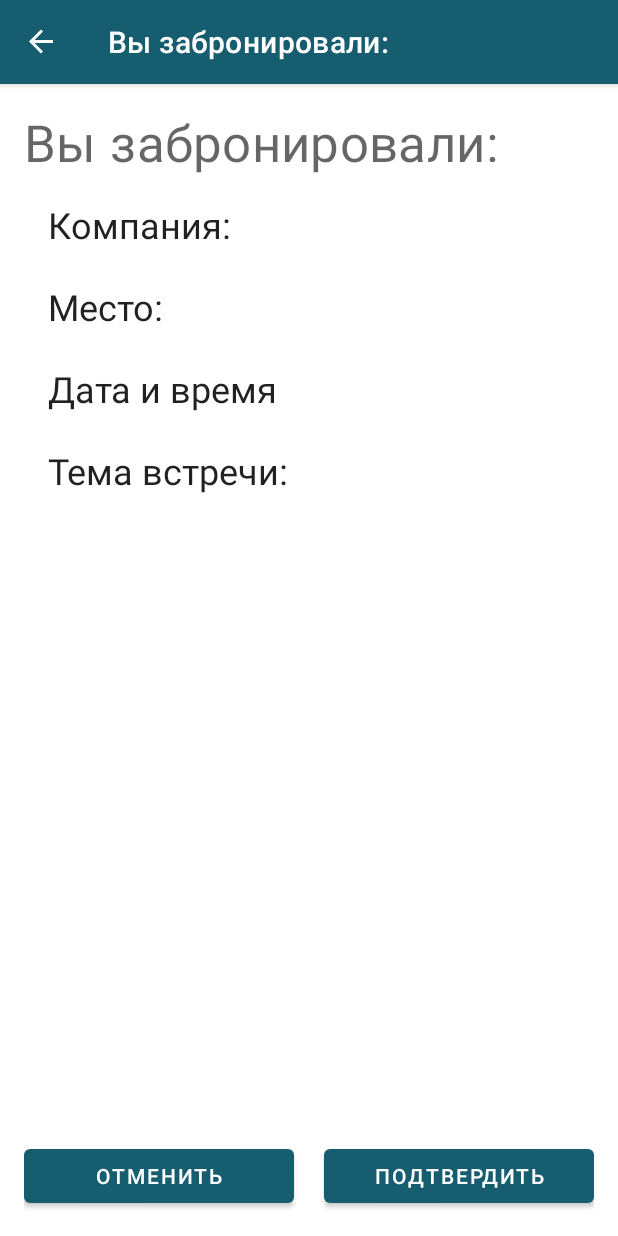
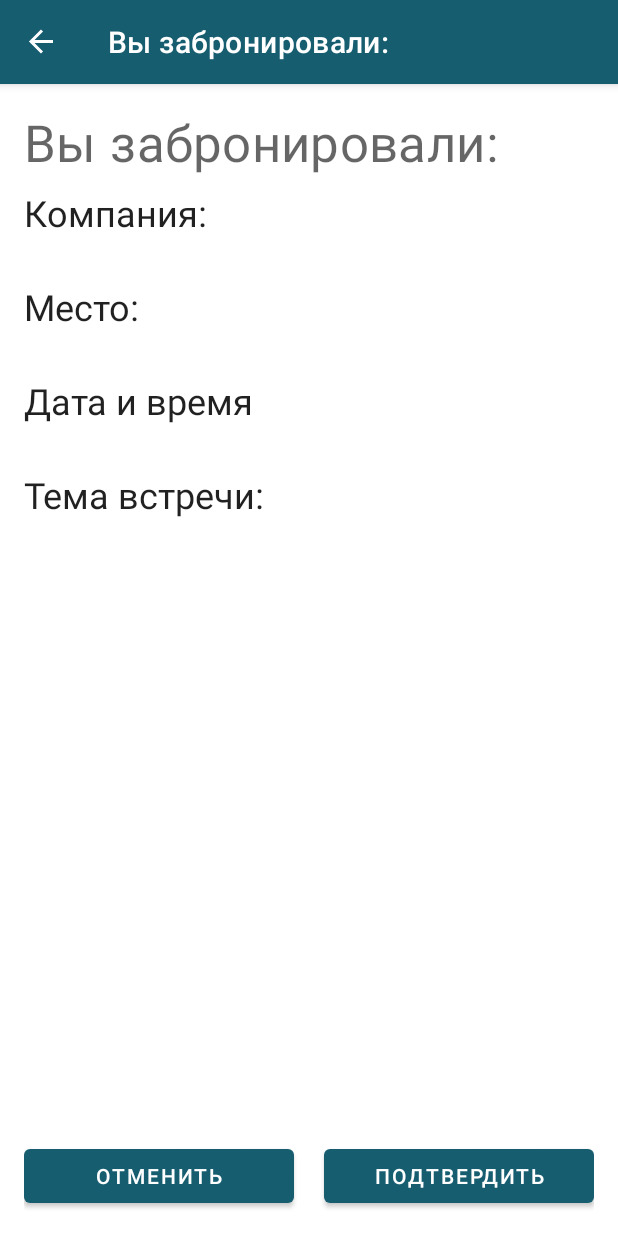
Before and after one commit to sv-bubenschikov/booking, an Android app: the BookingDetailsFragment screen opened through its navigation route, on a phone screen of 412 x 824 dp. Run offline under Robolectric (Android 15) with nearby library versions, the phone set to English and light mode, and no system bars; our stand-ins replace Dagger/Hilt's generated code, Firebase (no records; nobody signed in at launch, a user with empty details on screens opened directly), navigation-ui; 2 statements that could not run were skipped.

Commit message:
Доработал макет карточки брони

```diff
--- /dev/null
+++ b/app/src/main/java/com/example/bookingapp/app/fragments/deialts/BookingDecision.kt
@@ -0,0 +1,6 @@
+package com.example.bookingapp.app.fragments.deialts
+
+enum class BookingDecision {
+
+    CONFIRM, CANCEL, EDIT
+}
--- a/app/src/main/java/com/example/bookingapp/app/fragments/deialts/BookingDetailsFragment.kt
+++ b/app/src/main/java/com/example/bookingapp/app/fragments/deialts/BookingDetailsFragment.kt
@@ -14,7 +14,6 @@ import com.example.bookingapp.app.HostViewModel
 import com.example.bookingapp.databinding.FragmentBookingDetailsBinding
 import dagger.hilt.android.AndroidEntryPoint
 import kotlinx.coroutines.launch
-import org.joda.time.DateTime
 
 @AndroidEntryPoint
 class BookingDetailsFragment : Fragment(R.layout.fragment_booking_details) {
@@ -34,34 +33,46 @@ class BookingDetailsFragment : Fragment(R.layout.fragment_booking_details) {
         val binding = FragmentBookingDetailsBinding.bind(view)
 
         viewLifecycleOwner.lifecycleScope.launch {
-            viewModel.booking.flowWithLifecycle(viewLifecycleOwner.lifecycle).collect { booking ->
-                binding.bookingCompanyBlockText.text = booking.companyName
-                binding.bookingPlaceBlockText.text = booking.placeName
-                binding.bookingDatetimeBlockText.text = booking.bookingDate.toString()
-                binding.bookingNameBlockText.text = booking.theme
-            }
+            viewModel.booking
+                .flowWithLifecycle(viewLifecycleOwner.lifecycle)
+                .collect { booking ->
+                    binding.bookingCompanyBlockText.text = booking.companyName
+                    binding.bookingPlaceBlockText.text = booking.placeName
+                    binding.bookingNameBlockText.text = booking.theme
+                }
+        }
+
+        viewLifecycleOwner.lifecycleScope.launch {
+            viewModel.bookingTime
+                .flowWithLifecycle(viewLifecycleOwner.lifecycle)
+                .collect { time ->
+                    binding.bookingDatetimeBlockText.text = time
+                }
+        }
+
+        viewLifecycleOwner.lifecycleScope.launch {
+            viewModel.bookingDecision
+                .flowWithLifecycle(viewLifecycleOwner.lifecycle)
+                .collect { decision ->
+                    val destination = when (decision) {
+                        BookingDecision.CONFIRM -> R.id.action_bookingDetailsFragment_to_bookingFragment
+                        BookingDecision.CANCEL -> R.id.action_bookingDetailsFragment_to_bookingFragment
+                        BookingDecision.EDIT -> TODO("Добавить переход на экран выбора даты")
+                    }
+                    findNavController().navigate(destination)
+                }
         }
 
         binding.cancelBookingButton.setOnClickListener {
-            viewModel.onCancelBookingClicked().invokeOnCompletion {
-                findNavController().navigate(R.id.action_bookingDetailsFragment_to_bookingFragment)
-            }
+            viewModel.onCancelBookingClicked()
         }
 
         binding.confirmBookingButton.setOnClickListener {
-            viewModel.onConfirmBookingClicked().invokeOnCompletion {
-                findNavController().navigate(R.id.action_bookingDetailsFragment_to_bookingFragment)
-            }
+            viewModel.onConfirmBookingClicked()
         }
 
         binding.returnToDateChoosingButton.setOnClickListener {
             //TODO: Добавить переход на экран выбора даты
-        }
-
-        viewLifecycleOwner.lifecycleScope.launch {
-            viewModel.bookingTime.flowWithLifecycle(viewLifecycleOwner.lifecycle).collect { time ->
-                binding.bookingDatetimeBlockText.text = time
-            }
         }
     }
 
--- a/app/src/main/java/com/example/bookingapp/app/fragments/deialts/BookingDetailsViewModel.kt
+++ b/app/src/main/java/com/example/bookingapp/app/fragments/deialts/BookingDetailsViewModel.kt
@@ -10,10 +10,7 @@ import com.example.bookingapp.domain.usecases.booking.DeleteBookingByIdUseCase
 import com.example.bookingapp.domain.usecases.booking.GetBookingInfoByIdUseCase
 import dagger.hilt.android.lifecycle.HiltViewModel
 import kotlinx.coroutines.Dispatchers
-import kotlinx.coroutines.flow.SharingStarted
-import kotlinx.coroutines.flow.flowOn
-import kotlinx.coroutines.flow.map
-import kotlinx.coroutines.flow.stateIn
+import kotlinx.coroutines.flow.*
 import org.joda.time.DateTime
 import kotlinx.coroutines.launch
 import javax.inject.Inject
@@ -25,6 +22,10 @@ class BookingDetailsViewModel @Inject constructor(
     private val createBookingUseCase: CreateBookingUseCase,
     stateHandle: SavedStateHandle
 ) : ViewModel() {
+
+    private val _bookingDecision = MutableSharedFlow<BookingDecision>()
+
+    val bookingDecision: Flow<BookingDecision> = _bookingDecision
 
     val booking = getBookingInfoByIdUseCase(stateHandle[BOOKING_ID]!!)
         .stateIn(viewModelScope, SharingStarted.Eagerly, Booking())
@@ -41,12 +42,14 @@ class BookingDetailsViewModel @Inject constructor(
     fun onCancelBookingClicked() {
         viewModelScope.launch {
             deleteBookingByIdUseCase(booking.value.id)
+            _bookingDecision.emit(BookingDecision.CANCEL)
         }
     }
 
     fun onConfirmBookingClicked() {
         viewModelScope.launch {
             createBookingUseCase(booking.value)
+            _bookingDecision.emit(BookingDecision.CONFIRM)
         }
     }
 }
--- a/app/src/main/java/com/example/bookingapp/domain/usecases/booking/CreateBookingUseCase.kt
+++ b/app/src/main/java/com/example/bookingapp/domain/usecases/booking/CreateBookingUseCase.kt
@@ -4,7 +4,10 @@ import com.example.bookingapp.domain.entities.Booking
 import com.example.bookingapp.domain.repositories_interface.BookingRepository
 import javax.inject.Inject
 
-class CreateBookingUseCase @Inject constructor (private val bookingRepository: BookingRepository) {
+class CreateBookingUseCase @Inject constructor(
+    private val bookingRepository: BookingRepository
+) {
+
     suspend operator fun invoke(booking: Booking) =
         bookingRepository.createBooking(booking)
 }
--- a/app/src/main/java/com/example/bookingapp/domain/usecases/booking/DeleteBookingByIdUseCase.kt
+++ b/app/src/main/java/com/example/bookingapp/domain/usecases/booking/DeleteBookingByIdUseCase.kt
@@ -3,7 +3,10 @@ package com.example.bookingapp.domain.usecases.booking
 import com.example.bookingapp.domain.repositories_interface.BookingRepository
 import javax.inject.Inject
 
-class DeleteBookingByIdUseCase @Inject constructor (private val bookingRepository: BookingRepository) {
+class DeleteBookingByIdUseCase @Inject constructor(
+    private val bookingRepository: BookingRepository
+) {
+
     suspend operator fun invoke(id: String) =
         bookingRepository.deleteBookingById(id)
 }
--- a/app/src/main/res/layout/fragment_booking_details.xml
+++ b/app/src/main/res/layout/fragment_booking_details.xml
@@ -10,7 +10,7 @@
 
     <TextView
         android:id="@+id/you_have_booked_text"
-        android:layout_width="match_parent"
+        android:layout_width="0dp"
         android:layout_height="wrap_content"
         android:text="@string/you_have_booked"
         android:textAppearance="?textAppearanceHeadline4"
@@ -18,86 +18,95 @@
         app:layout_constraintStart_toStartOf="parent"
         app:layout_constraintTop_toTopOf="parent" />
 
-        <LinearLayout
-            android:layout_width="match_parent"
+    <TextView
+        android:id="@+id/booking_company_block_title"
+        android:layout_width="0dp"
         android:layout_height="wrap_content"
         android:layout_marginTop="?verticalSpacing"
-            android:orientation="vertical"
-            android:paddingVertical="?listPreferredItemPaddingVertical"
-            android:paddingStart="?listPreferredItemPaddingStart"
-            android:paddingEnd="?listPreferredItemPaddingEnd"
+        android:text="@string/company"
+        android:textAppearance="?textAppearanceHeadline5"
         app:layout_constraintEnd_toEndOf="parent"
         app:layout_constraintStart_toStartOf="parent"
-            app:layout_constraintTop_toBottomOf="@id/you_have_booked_text"
-            >
-
-            <TextView
-                android:id="@+id/booking_company_block_title"
-                android:layout_width="match_parent"
-                android:layout_height="wrap_content"
-                android:gravity="bottom"
-                android:text="@string/company"
-                android:textAppearance="?textAppearanceHeadline5" />
+        app:layout_constraintTop_toBottomOf="@id/you_have_booked_text" />
 
     <TextView
         android:id="@+id/booking_company_block_text"
-                android:layout_width="match_parent"
+        android:layout_width="0dp"
         android:layout_height="wrap_content"
         android:textAppearance="?textAppearanceBody1"
+        app:layout_constraintEnd_toEndOf="parent"
+        app:layout_constraintStart_toStartOf="parent"
+        app:layout_constraintTop_toBottomOf="@id/booking_company_block_title"
         tools:text="Тензор" />
 
     <TextView
         android:id="@+id/booking_place_block_title"
-                android:layout_width="match_parent"
+        android:layout_width="0dp"
         android:layout_height="wrap_content"
-                android:gravity="bottom"
+        android:layout_marginTop="?verticalSpacing"
         android:text="@string/place"
-                android:textAppearance="?textAppearanceHeadline5" />
+        android:textAppearance="?textAppearanceHeadline5"
+        app:layout_constraintEnd_toEndOf="parent"
+        app:layout_constraintStart_toStartOf="parent"
+        app:layout_constraintTop_toBottomOf="@id/booking_company_block_text" />
 
     <TextView
         android:id="@+id/booking_place_block_text"
-                android:layout_width="match_parent"
+        android:layout_width="0dp"
         android:layout_height="wrap_content"
         android:textAppearance="?textAppearanceBody1"
+        app:layout_constraintEnd_toEndOf="parent"
+        app:layout_constraintStart_toStartOf="parent"
+        app:layout_constraintTop_toBottomOf="@id/booking_place_block_title"
         tools:text="Переговорная Гавайи (3 этаж)" />
 
     <TextView
         android:id="@+id/booking_datetime_block_title"
-                android:layout_width="match_parent"
+        android:layout_width="0dp"
         android:layout_height="wrap_content"
-                android:gravity="bottom"
+        android:layout_marginTop="?verticalSpacing"
         android:text="@string/data_and_time"
-                android:textAppearance="?textAppearanceHeadline5" />
+        android:textAppearance="?textAppearanceHeadline5"
+        app:layout_constraintEnd_toEndOf="parent"
+        app:layout_constraintStart_toStartOf="parent"
+        app:layout_constraintTop_toBottomOf="@id/booking_place_block_text" />
 
     <TextView
         android:id="@+id/booking_datetime_block_text"
-                android:layout_width="match_parent"
+        android:layout_width="0dp"
         android:layout_height="wrap_content"
         android:textAppearance="?textAppearanceBody1"
+        app:layout_constraintEnd_toEndOf="parent"
+        app:layout_constraintStart_toStartOf="parent"
+        app:layout_constraintTop_toBottomOf="@id/booking_datetime_block_title"
         tools:text="26.09 - ЧТ; 11:00-13:00" />
 
     <TextView
         android:id="@+id/booking_name_block_title"
-                android:layout_width="match_parent"
+        android:layout_width="0dp"
         android:layout_height="wrap_content"
-                android:gravity="bottom"
+        android:layout_marginTop="?verticalSpacing"
         android:text="@string/booking_name"
-                android:textAppearance="?textAppearanceHeadline5" />
+        android:textAppearance="?textAppearanceHeadline5"
+        app:layout_constraintEnd_toEndOf="parent"
+        app:layout_constraintStart_toStartOf="parent"
+        app:layout_constraintTop_toBottomOf="@id/booking_datetime_block_text" />
 
     <TextView
         android:id="@+id/booking_name_block_text"
-                android:layout_width="match_parent"
+        android:layout_width="0dp"
         android:layout_height="wrap_content"
         android:textAppearance="?textAppearanceBody1"
+        app:layout_constraintEnd_toEndOf="parent"
+        app:layout_constraintStart_toStartOf="parent"
+        app:layout_constraintTop_toBottomOf="@id/booking_name_block_title"
         tools:text="Обсуждение таинственной пропажи минералки из кулера" />
-        </LinearLayout>
 
     <Button
         android:id="@+id/cancel_booking_button"
         android:layout_width="0dp"
         android:layout_height="wrap_content"
         android:text="@string/cancel_booking"
-        android:textAppearance="?textAppearanceBody2"
         android:visibility="gone"
         app:layout_constraintBottom_toBottomOf="parent"
         app:layout_constraintEnd_toEndOf="parent"
```
Lines whose indentation alone changed are shown as unchanged.
